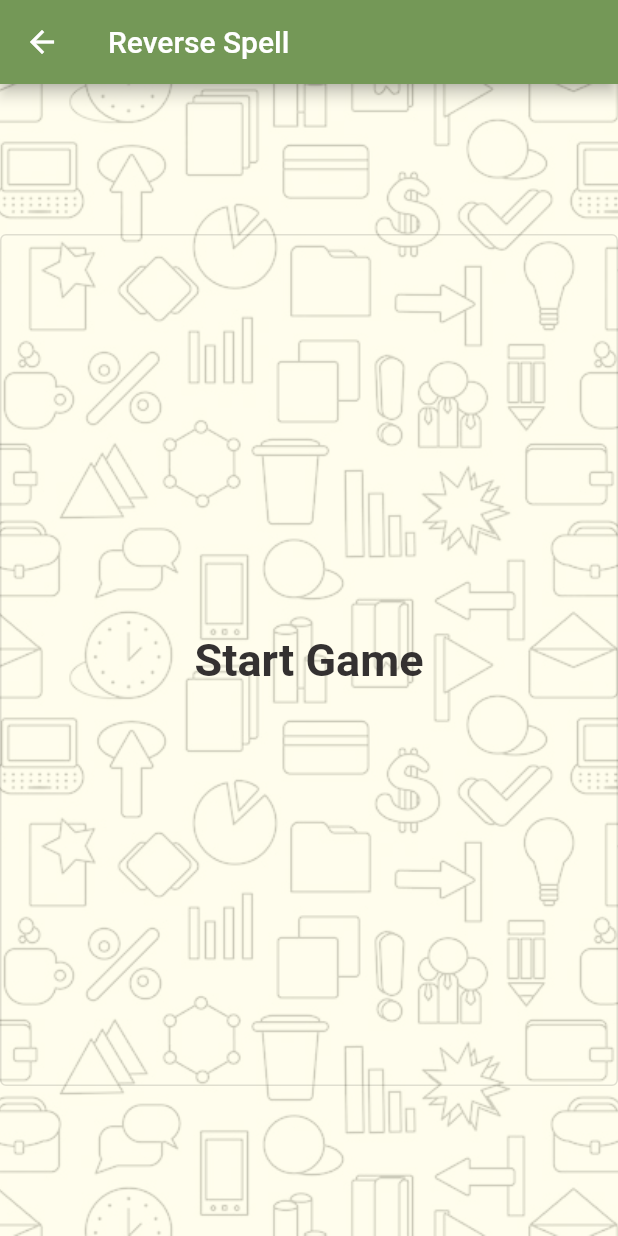
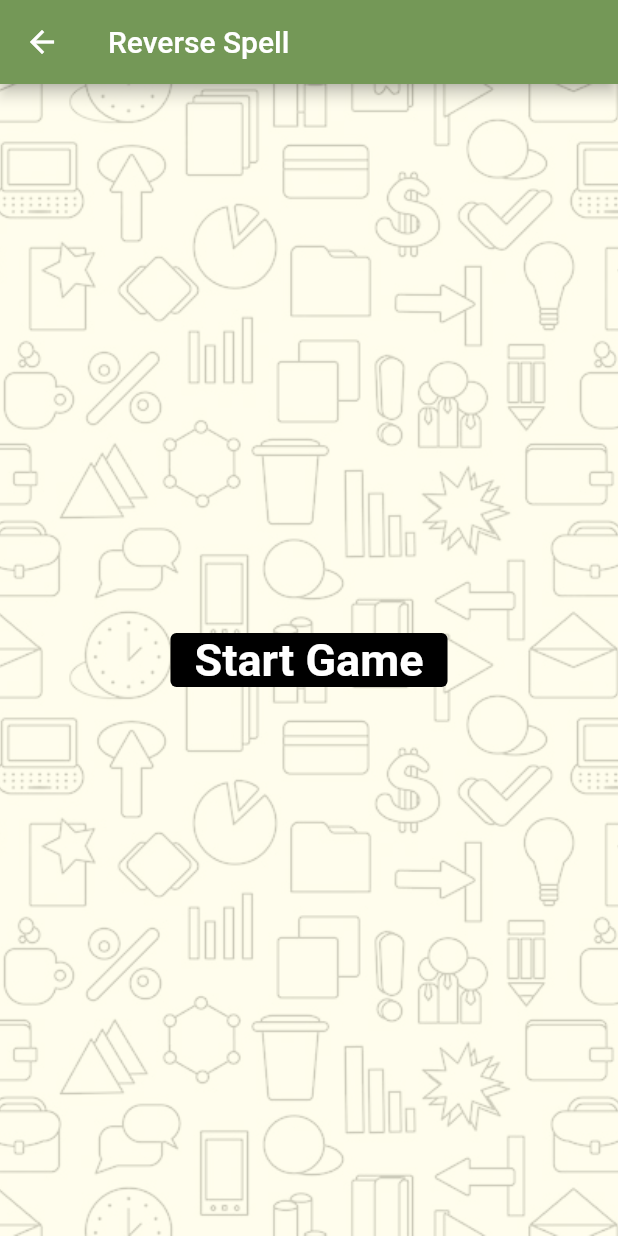
Before and after one commit to varuni7/Dementia-app, a Flutter app: the screen it shows once a user with an empty profile is signed in, after a tap on "Reverse Spell", on a phone screen of 412 x 824 dp. Run offline on Flutter 3.47's test engine with Material 2 defaults, Android fonts, the phone set to English and light mode, and no system bars; our stand-ins replace cloud_firestore, confetti, firebase_auth, firebase_core, flutter_riverpod, flutter_tts and 1 more; accounts and stored records are empty; network calls fail.

Commit message:
fixed start game button in reverse spell

```diff
--- a/lib/src/activities/reverse_spell.dart
+++ b/lib/src/activities/reverse_spell.dart
@@ -260,25 +260,25 @@ class _ReverseSpellActivityState extends State<ReverseSpellActivity> {
             ),
           ),
           //height: 1000.0,
-        padding: const EdgeInsets.symmetric(vertical: 100.0),
+          //padding: const EdgeInsets.symmetric(vertical: 100.0),
+          child: Center(
             child: OutlinedButton(
               onPressed: _speakWord,
               child: const Text(
                 'Start Game',
                 textAlign: TextAlign.center,
                 style: TextStyle(
-              color: Color.fromARGB(255, 52, 49, 49),
+                  color: Colors.white,
                   fontWeight: FontWeight.bold,
                   fontSize: 30,
                 ),
               ),
               style: OutlinedButton.styleFrom(
-              minimumSize: Size(30, 40),
-              maximumSize: Size(30, 40),
-              backgroundColor: Colors.transparent,
-              padding: EdgeInsets.symmetric(horizontal: 50, vertical: 20)),
+                backgroundColor: Colors.black,
+                //padding: EdgeInsets.symmetric(horizontal: 50, vertical: )),
               ),
             ),
-    );
+          ),
+        ));
   }
 }
--- a/lib/src/pages/home_page.dart
+++ b/lib/src/pages/home_page.dart
@@ -3,7 +3,7 @@ import 'package:firebase_auth/firebase_auth.dart';
 import 'package:flutter/material.dart';
 import 'package:flutter_riverpod/flutter_riverpod.dart';
 import 'package:projectroots/pages.dart';
-
+//import { doc, getDoc } from "firebase/firestore";
 final firebaseAuthProvider =
     Provider<FirebaseAuth>((ref) => FirebaseAuth.instance);
 
--- a/lib/src/pages/patient_screen.dart
+++ b/lib/src/pages/patient_screen.dart
@@ -48,15 +48,7 @@ class _PatientScreenState extends State<PatientScreen> {
 
   @override
   Widget build(BuildContext context) {
-    return Scaffold(
-        appBar: AppBar(
-          title: Text(
-            "Project Roots",
-            textAlign: TextAlign.center,
-            ),
-          backgroundColor: Color.fromRGBO(106, 153, 78, 1),
-        ),
-        body: Theme(
+    return  Theme(
             data: ThemeData.dark()
                 .copyWith(scaffoldBackgroundColor: Colors.greenAccent),
             child: Scaffold(
@@ -196,6 +188,6 @@ class _PatientScreenState extends State<PatientScreen> {
                       ]),
                 ),
               ),
-            )));
+            ));
   }
 }
```
Also changed, not shown: lib/src/activities/word_search.dart (+29 -8 lines), lib/src/pages/login_page.dart (+19 -5 lines). Lines whose indentation alone changed are shown as unchanged.
